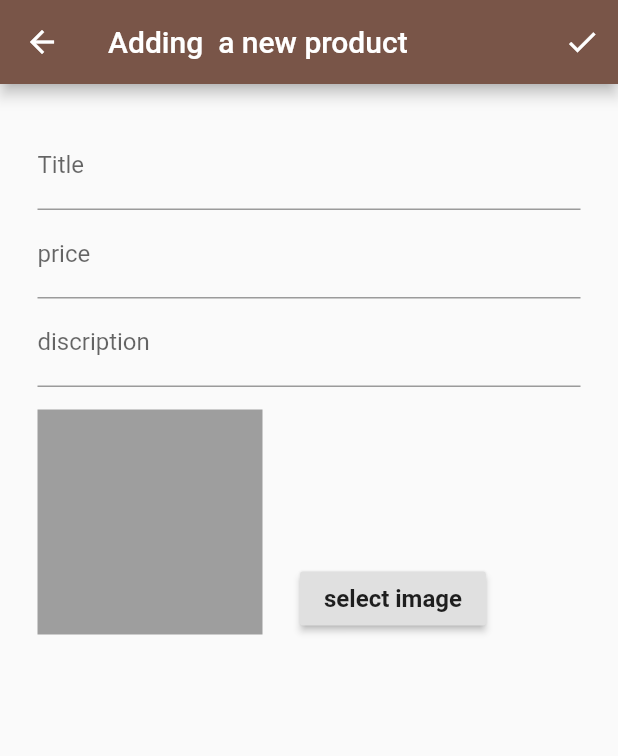
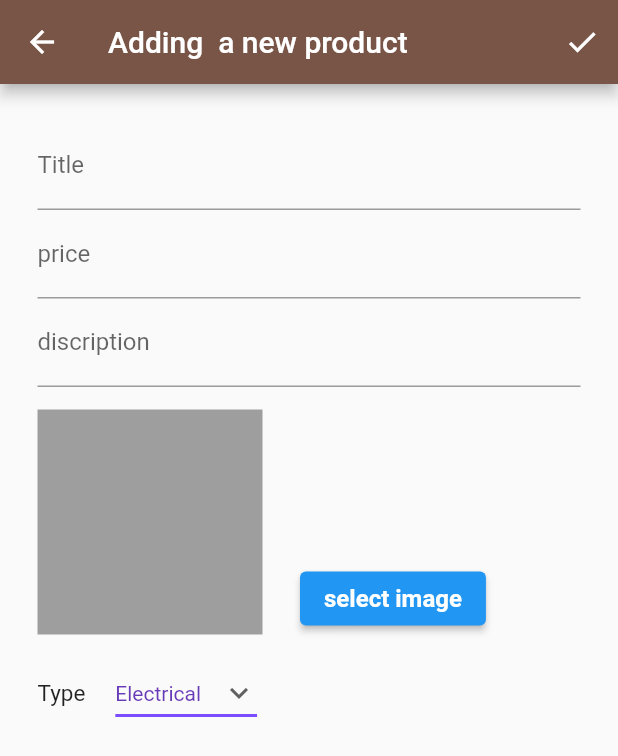
Before and after one commit to omer-rm/BMG4-ERTIAKHEL, a Flutter app: the screen it shows after launch, item 2 of the bottom bar chosen, after a tap on "add a new product", on a phone screen of 412 x 824 dp. Shown: the top 756 px of the screen. Run offline on Flutter 3.47's test engine with Material 2 defaults, Android fonts, the phone set to English and light mode, and no system bars; our stand-ins replace carousel_slider, cloud_firestore, firebase_auth, firebase_core; accounts and stored records are empty; network calls fail.

Commit message:
Hafta 9.(ürünler eklemek Sayfasi  hazırlanması . )

```diff
--- a/Artizakel/lib/Screens/TapedScreens/addProductTapedScreen.dart
+++ b/Artizakel/lib/Screens/TapedScreens/addProductTapedScreen.dart
@@ -14,6 +14,7 @@ class _AddProductTapedScreenState extends State<AddProductTapedScreen> {
         children: [
           Padding(
             padding: const EdgeInsets.all(15.0),
+            // ignore: deprecated_member_use
             child: RaisedButton(
               color: Colors.brown,
               onPressed: () {
@@ -25,7 +26,7 @@ class _AddProductTapedScreenState extends State<AddProductTapedScreen> {
               },
               child: Text(
                 "add a new product",
-                style: TextStyle(fontSize: 25),
+                style: TextStyle(fontSize: 25, color: Colors.white),
               ),
             ),
           ),
--- a/Artizakel/lib/Screens/addNewProductScreen.dart
+++ b/Artizakel/lib/Screens/addNewProductScreen.dart
@@ -6,6 +6,7 @@ class AddProductScrreen extends StatefulWidget {
 }
 
 class _AddProductScrreenState extends State<AddProductScrreen> {
+  String dropdownValue = 'Electrical';
   @override
   Widget build(BuildContext context) {
     return Scaffold(
@@ -15,7 +16,7 @@ class _AddProductScrreenState extends State<AddProductScrreen> {
         actions: [
           IconButton(
             icon: Icon(Icons.check),
-            onPressed: () => print("obaject"),
+            onPressed: () => print("deneme"),
           )
         ],
       ),
@@ -57,6 +58,40 @@ class _AddProductScrreenState extends State<AddProductScrreen> {
               onSaved: (value) {},
             ),
             selectImagePosition(),
+            SizedBox(height: 15),
+            Row(
+              children: [
+                Text("Type", style: TextStyle(fontSize: 15)),
+                SizedBox(width: 20),
+                DropdownButton<String>(
+                  value: dropdownValue,
+                  icon: const Icon(Icons.keyboard_arrow_down_outlined),
+                  iconSize: 24,
+                  elevation: 16,
+                  style: const TextStyle(color: Colors.deepPurple),
+                  underline: Container(
+                    height: 2,
+                    color: Colors.deepPurpleAccent,
+                  ),
+                  onChanged: (String newValue) {
+                    setState(() {
+                      dropdownValue = newValue;
+                    });
+                  },
+                  items: <String>[
+                    'Electrical',
+                    'decoration',
+                    'Houseware',
+                    'Other'
+                  ].map<DropdownMenuItem<String>>((String value) {
+                    return DropdownMenuItem<String>(
+                      value: value,
+                      child: Text(value),
+                    );
+                  }).toList(),
+                ),
+              ],
+            ),
           ],
         ),
       ),
@@ -77,7 +112,7 @@ class _AddProductScrreenState extends State<AddProductScrreen> {
           SizedBox(
             width: 25,
           ),
-          RaisedButton(
+          ElevatedButton(
             onPressed: () {},
             child: Text(
               "select image",
--- /dev/null
+++ b/Artizakel/lib/databaseSirvices.dart
@@ -0,0 +1,3 @@
+import 'package:flutter/material.dart';
+
+class DatabaseSirvces {}
--- a/Artizakel/lib/main.dart
+++ b/Artizakel/lib/main.dart
@@ -1,4 +1,5 @@
 import 'package:Artizakel/Screens/HomePageScreen.dart';
+import 'package:cloud_firestore/cloud_firestore.dart';
 import 'package:firebase_core/firebase_core.dart';
 import 'package:flutter/material.dart';
 
@@ -7,6 +8,11 @@ void main() async {
   await Firebase.initializeApp();
   runApp(MyApp());
 }
+
+FirebaseFirestore usersData =
+    FirebaseFirestore.instance.collection("users").firestore;
+FirebaseFirestore productsData =
+    FirebaseFirestore.instance.collection("products").firestore;
 
 class MyApp extends StatelessWidget {
   @override
--- a/Artizakel/pubspec.yaml
+++ b/Artizakel/pubspec.yaml
@@ -27,6 +27,7 @@ dependencies:
   # firebase
   firebase_core: ^1.0.2
   firebase_auth: ^1.0.1
+  cloud_firestore: ^1.0.6
 
 
   # The following adds the Cupertino Icons font to your application.
```
Also changed, not shown: Artizakel/pubspec.lock.
